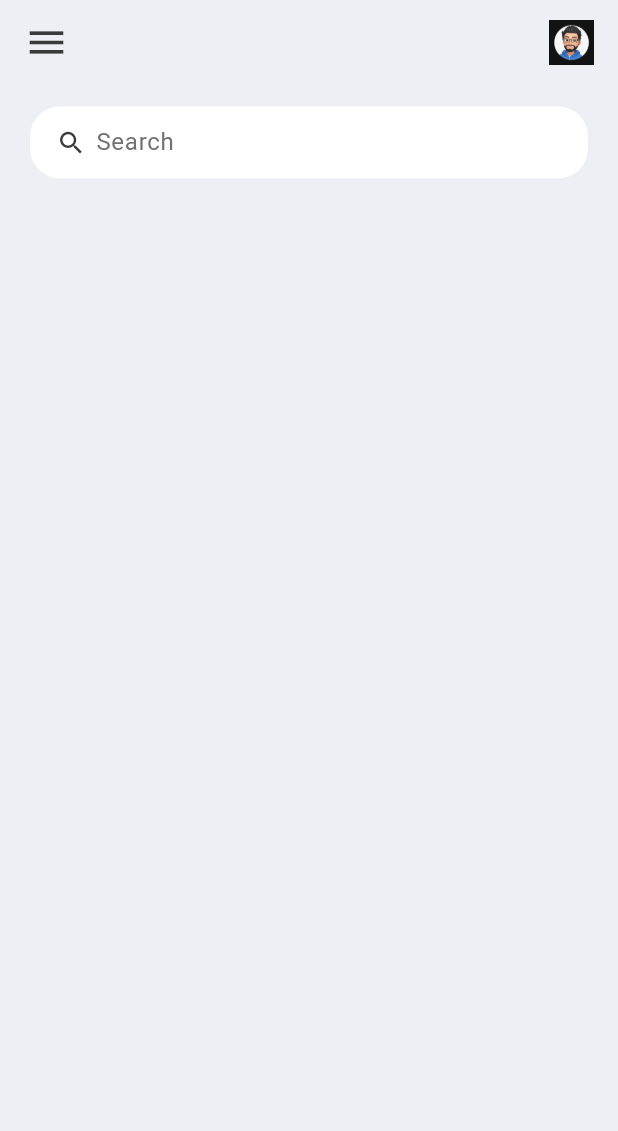
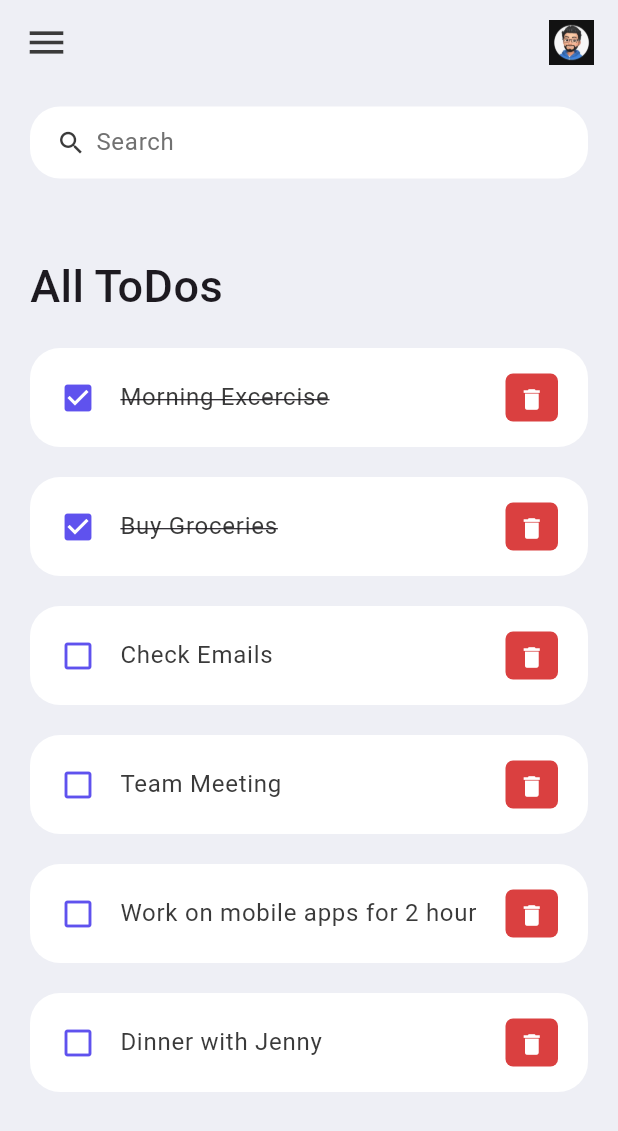
Before and after one commit to Pranav-P-K/ToDo-App, a Flutter app: the screen it shows after launch, on a phone screen of 412 x 824 dp. Shown: the top 1131 px of the screen. Run offline on Flutter 3.47's test engine with Material 3 defaults, Android fonts, the phone set to English and light mode, and no system bars.

Commit message:
todo items created

```diff
--- /dev/null
+++ b/todo_app/lib/models/todo.dart
@@ -0,0 +1,22 @@
+class ToDo {
+  String? id;
+  String? todoText;
+  bool isDone;
+
+  ToDo({
+    required this.id,
+    required this.todoText,
+    this.isDone = false,
+  });
+
+  static List<ToDo> todoList() {
+    return [
+      ToDo(id: '01', todoText: 'Morning Excercise', isDone: true ),
+      ToDo(id: '02', todoText: 'Buy Groceries', isDone: true ),
+      ToDo(id: '03', todoText: 'Check Emails', ),
+      ToDo(id: '04', todoText: 'Team Meeting', ),
+      ToDo(id: '05', todoText: 'Work on mobile apps for 2 hour', ),
+      ToDo(id: '06', todoText: 'Dinner with Jenny', ),
+    ];
+  }
+}
--- a/todo_app/lib/screens/home.dart
+++ b/todo_app/lib/screens/home.dart
@@ -1,8 +1,12 @@
 import 'package:flutter/material.dart';
 import 'package:todo_app/constants/colors.dart';
+import 'package:todo_app/models/todo.dart';
+import 'package:todo_app/widgets/todo_item.dart';
 
 class Home extends StatelessWidget {
   const Home({super.key});
+
+  final todosList = ToDo.todoList;
 
   @override
   Widget build(BuildContext context) {
@@ -14,6 +18,24 @@ class Home extends StatelessWidget {
         child: Column(
           children: [
             searchBox(),
+            Expanded(
+              child: ListView(
+                children: [
+                  Container(
+                    margin: EdgeInsets.only(top: 50,bottom: 20),
+                    child: Text(
+                      'All ToDos',
+                      style: TextStyle(
+                        fontSize: 30,
+                        fontWeight: FontWeight.w500,
+                      ),
+                    ),
+                  ),
+                  for (ToDo todoo in todosList())
+                    TodoItem(todo: todoo),
+                ],
+              ),
+            )
           ],
         ),
       ),
--- /dev/null
+++ b/todo_app/lib/widgets/todo_item.dart
@@ -0,0 +1,52 @@
+import 'package:flutter/material.dart';
+import 'package:todo_app/constants/colors.dart';
+import 'package:todo_app/models/todo.dart';
+
+class TodoItem extends StatelessWidget {
+  final ToDo todo;
+
+  const TodoItem({super.key, required this.todo});
+
+  @override
+  Widget build(BuildContext context) {
+    return Container(
+      margin: EdgeInsets.only(bottom: 20),
+      child: ListTile(
+        onTap: () {},
+        shape: RoundedRectangleBorder(
+          borderRadius: BorderRadius.circular(20)
+        ),
+        contentPadding: EdgeInsets.symmetric(horizontal: 20,vertical: 5),
+        tileColor: Colors.white,
+        leading: Icon(
+          todo.isDone ? Icons.check_box : Icons.check_box_outline_blank,
+          color: tdBlue,
+        ),
+        title: Text(
+          todo.todoText!,
+          style: TextStyle(
+            fontSize: 16,
+            color: tdBlack,
+            decoration: todo.isDone ? TextDecoration.lineThrough : null,
+          ),
+        ),
+        trailing: Container(
+          padding: EdgeInsets.all(0),
+          margin: EdgeInsets.symmetric(vertical: 12),
+          height: 35,
+          width: 35,
+          decoration: BoxDecoration(
+            color: tdRed,
+            borderRadius: BorderRadius.circular(5),
+          ),
+          child: IconButton(
+            color: Colors.white,
+            iconSize: 18,
+            icon: Icon(Icons.delete),
+            onPressed: () {},
+          ),
+        ),
+      ),
+    );
+  }
+}
```
